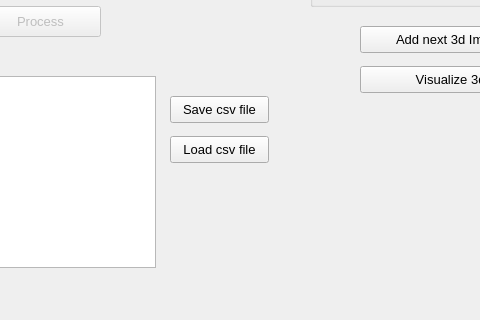
First picture: the form in src/GUI/mainwindow.ui, repository mjedros/mgr, before the edit; both pictures show x 130 to 610 and y 271 to 591 of the 790 by 591 pixel window.
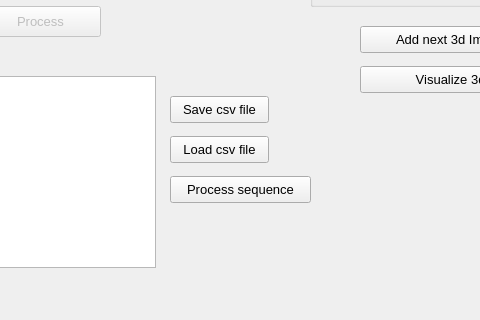
Second picture: the form after the edit.

Commit message: Process sequence from csv file

What changed in the file:
```diff
--- a/src/GUI/mainwindow.ui
+++ b/src/GUI/mainwindow.ui
@@ -430,6 +430,19 @@
      <string>Load csv file</string>
     </property>
    </widget>
+   <widget class="QPushButton" name="processCsvSequence">
+    <property name="geometry">
+     <rect>
+      <x>300</x>
+      <y>430</y>
+      <width>141</width>
+      <height>27</height>
+     </rect>
+    </property>
+    <property name="text">
+     <string>Process sequence</string>
+    </property>
+   </widget>
   </widget>
   <widget class="QToolBar" name="mainToolBar">
    <attribute name="toolBarArea">
```
The commit also changes 2 other files.
